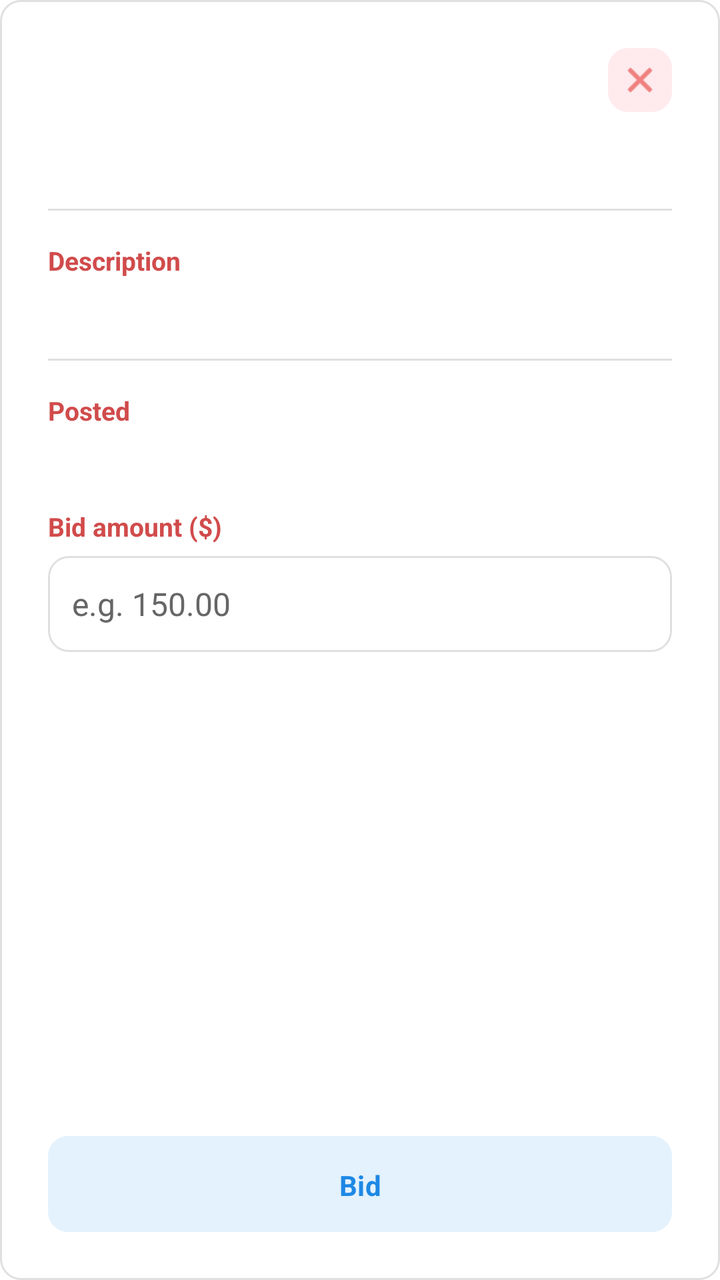
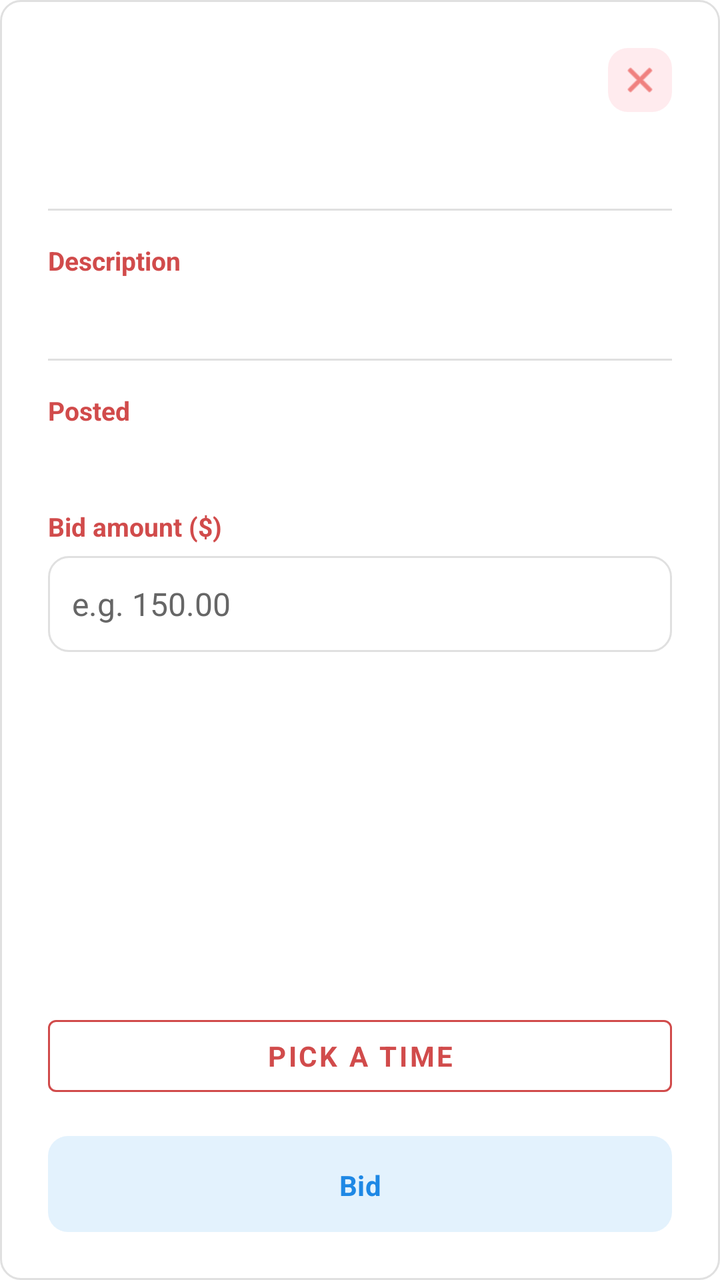

An Android layout rendered at two revisions. The XML below is the earlier revision; the diff shows what the commit changed to produce the second picture.
<!-- AndroidManifest.xml: application theme Theme.G08 -->
<!-- res/layout/dialog_bidding_detail.xml -->
<?xml version="1.0" encoding="utf-8"?>
<LinearLayout xmlns:android="http://schemas.android.com/apk/res/android"
    xmlns:app="http://schemas.android.com/apk/res-auto"
    android:layout_width="match_parent"
    android:layout_height="match_parent"
    android:orientation="vertical"
    android:background="@drawable/edittext_bordered"
    android:padding="24dp">

    <ScrollView
        android:id="@+id/dialogScrollView"
        android:layout_width="match_parent"
        android:layout_height="0dp"
        android:layout_weight="1"
        android:fillViewport="false"
        android:overScrollMode="ifContentScrolls">

        <LinearLayout
            android:layout_width="match_parent"
            android:layout_height="wrap_content"
            android:orientation="vertical">

    <FrameLayout
        android:layout_width="match_parent"
        android:layout_height="wrap_content">

        <TextView
            android:id="@+id/dialogRequestTitle"
            android:layout_width="match_parent"
            android:layout_height="wrap_content"
            android:layout_marginEnd="40dp"
            android:layout_gravity="center_vertical"
            android:textColor="@color/main_netural_color"
            android:textSize="20sp"
            android:textStyle="bold" />

        <ImageButton
            android:id="@+id/dialogCloseIcon"
            android:layout_width="32dp"
            android:layout_height="32dp"
            android:layout_gravity="end|center_vertical"
            android:background="@drawable/bg_close_icon"
            android:contentDescription="@string/request_detail_close"
            android:scaleType="centerInside"
            android:padding="6dp"
            app:srcCompat="@android:drawable/ic_menu_close_clear_cancel"
            app:tint="@color/light_red_icon" />
    </FrameLayout>


    <TextView
        android:id="@+id/dialogRequestStatus"
        android:layout_width="wrap_content"
        android:layout_height="wrap_content"
        android:layout_marginTop="8dp"
        android:paddingHorizontal="12dp"
        android:paddingVertical="4dp"
        android:textColor="@color/white"
        android:textSize="12sp"
        android:textStyle="bold" />


    <View
        android:layout_width="match_parent"
        android:layout_height="1dp"
        android:layout_marginVertical="16dp"
        android:background="@color/input_border_light_grey" />


    <TextView
        android:layout_width="wrap_content"
        android:layout_height="wrap_content"
        android:text="@string/request_detail_label_description"
        android:textColor="@color/main_cust_color_legacy"
        android:textSize="13sp"
        android:textStyle="bold" />

    
    <TextView
        android:id="@+id/dialogRequestBody"
        android:layout_width="match_parent"
        android:layout_height="wrap_content"
        android:layout_marginTop="4dp"
        android:textColor="@color/main_netural_color"
        android:textSize="15sp"
        android:lineSpacingMultiplier="1.3" />

    <TextView
        android:id="@+id/dialogShowMoreButton"
        android:layout_width="wrap_content"
        android:layout_height="wrap_content"
        android:text="Show more"
        android:textSize="13sp"
        android:textStyle="bold"
        android:textColor="@color/main_cust_color_legacy"
        android:layout_marginTop="1dp"
        android:visibility="gone" />

    <View
        android:layout_width="match_parent"
        android:layout_height="1dp"
        android:layout_marginVertical="16dp"
        android:background="@color/input_border_light_grey" />


    <TextView
        android:layout_width="wrap_content"
        android:layout_height="wrap_content"
        android:text="@string/request_detail_label_posted"
        android:textColor="@color/main_cust_color_legacy"
        android:textSize="13sp"
        android:textStyle="bold" />


    <TextView
        android:id="@+id/dialogRequestTime"
        android:layout_width="match_parent"
        android:layout_height="wrap_content"
        android:layout_marginTop="4dp"
        android:textColor="@color/main_netural_color"
        android:textSize="15sp" />


    <TextView
        android:layout_width="wrap_content"
        android:layout_height="wrap_content"
        android:layout_marginTop="16dp"
        android:text="@string/bid_amount_label"
        android:textColor="@color/main_cust_color_legacy"
        android:textSize="13sp"
        android:textStyle="bold" />


    <EditText
        android:id="@+id/dialogBidAmountInput"
        android:layout_width="match_parent"
        android:layout_height="wrap_content"
        android:layout_marginTop="6dp"
        android:background="@drawable/edittext_bordered"
        android:hint="@string/bid_amount_hint"
        android:importantForAutofill="no"
        android:inputType="numberDecimal"
        android:minHeight="48dp"
        android:padding="12dp"
        android:textColorHint="#666666"
        android:textSize="16sp" />

        </LinearLayout>
    </ScrollView>

    <Button
        android:id="@+id/dialogBidButton"
        android:layout_width="match_parent"
        android:layout_height="48dp"
        android:layout_marginTop="16dp"
        android:text="@string/bid"
        android:textColor="@color/light_blue_text"
        android:textSize="14sp"
        android:textStyle="bold"
        android:insetTop="0dp"
        android:insetBottom="0dp"
        app:backgroundTint="@color/light_blue"
        app:cornerRadius="10dp" />

</LinearLayout>
<!-- resources referenced by this layout -->
<resources>
  <color name="input_border_light_grey">#E0E0E0</color>
  <color name="light_blue">#E3F2FD</color>
  <color name="light_blue_text">#1E88E5</color>
  <color name="light_red_icon">#E53935</color>
  <color name="main_cust_color_legacy">#D14B4B</color>
  <color name="main_netural_color">#424242</color>
  <color name="white">#FFFFFFFF</color>
  <!-- drawable bg_close_icon (drawable) -->
  <?xml version="1.0" encoding="utf-8"?>
  <shape xmlns:android="http://schemas.android.com/apk/res/android"
      android:shape="rectangle">
      <solid android:color="@color/light_red" />
      <corners android:radius="10dp" />
  </shape>
  <!-- drawable edittext_bordered (drawable) -->
  <?xml version="1.0" encoding="utf-8"?>
  <shape xmlns:android="http://schemas.android.com/apk/res/android"
      android:shape="rectangle">
      <solid android:color="@color/white" />
      <stroke
          android:width="1dp"
          android:color="@color/input_border_light_grey" />
      <corners android:radius="10dp" />
  </shape>
  <string name="bid">Bid</string>
  <string name="bid_amount_hint">e.g. 150.00</string>
  <string name="bid_amount_label">Bid amount ($)</string>
  <string name="request_detail_close">Close</string>
  <string name="request_detail_label_description">Description</string>
  <string name="request_detail_label_posted">Posted</string>
  <style name="Theme.G08" parent="Base.Theme.G08" />
  <color name="light_red">#FFEBEE</color>
  <style name="Base.Theme.G08" parent="Theme.Material3.DayNight.NoActionBar">
          
          
          <item name="android:windowBackground">@color/cardview_light_background</item>
          <item name="android:fontFamily">sans-serif</item>
          <item name="materialButtonStyle">@style/Widget.G08.Button</item>
          <item name="editTextStyle">@style/Widget.G08.EditText</item>
      </style>
  <style name="Widget.G08.Button" parent="Widget.Material3.Button">
          <item name="cornerRadius">@dimen/button_corner_radius</item>
          <item name="android:paddingTop">@dimen/button_vertical_padding</item>
          <item name="android:paddingBottom">@dimen/button_vertical_padding</item>
          <item name="android:textStyle">bold</item>
          <item name="android:layout_marginTop">@dimen/button_vertical_margin</item>
          <item name="android:layout_marginBottom">@dimen/button_vertical_margin</item>
      </style>
  <style name="Widget.G08.EditText" parent="Widget.AppCompat.EditText">
          <item name="android:background">@drawable/edittext_bordered</item>
          <item name="android:padding">12dp</item>
      </style>
  <dimen name="button_corner_radius">10dp</dimen>
  <dimen name="button_vertical_padding">15dp</dimen>
  <dimen name="button_vertical_margin">10dp</dimen>
</resources>

<!-- the commit's change to res/layout/dialog_bidding_detail.xml (unified diff, before → after) -->
@@ -147,7 +147,27 @@
 
         </LinearLayout>
     </ScrollView>
+    <Button
+        android:id="@+id/dialogPickTimeButton"
+        android:layout_width="match_parent"
+        android:layout_height="wrap_content"
+        android:layout_marginTop="12dp"
+        android:text="Pick a time"
+        style="@style/Widget.MaterialComponents.Button.OutlinedButton"
+        app:strokeColor="@color/main_cust_color_legacy"
+        android:textColor="@color/main_cust_color_legacy" />
 
+    <TextView
+        android:id="@+id/dialogPickedTimeView"
+        android:layout_width="match_parent"
+        android:layout_height="wrap_content"
+        android:layout_marginTop="6dp"
+        android:layout_marginBottom="4dp"
+        android:gravity="center"
+        android:textColor="@color/main_cust_color_legacy"
+        android:textSize="14sp"
+        android:textStyle="bold"
+        android:visibility="gone" />
     <Button
         android:id="@+id/dialogBidButton"
         android:layout_width="match_parent"
